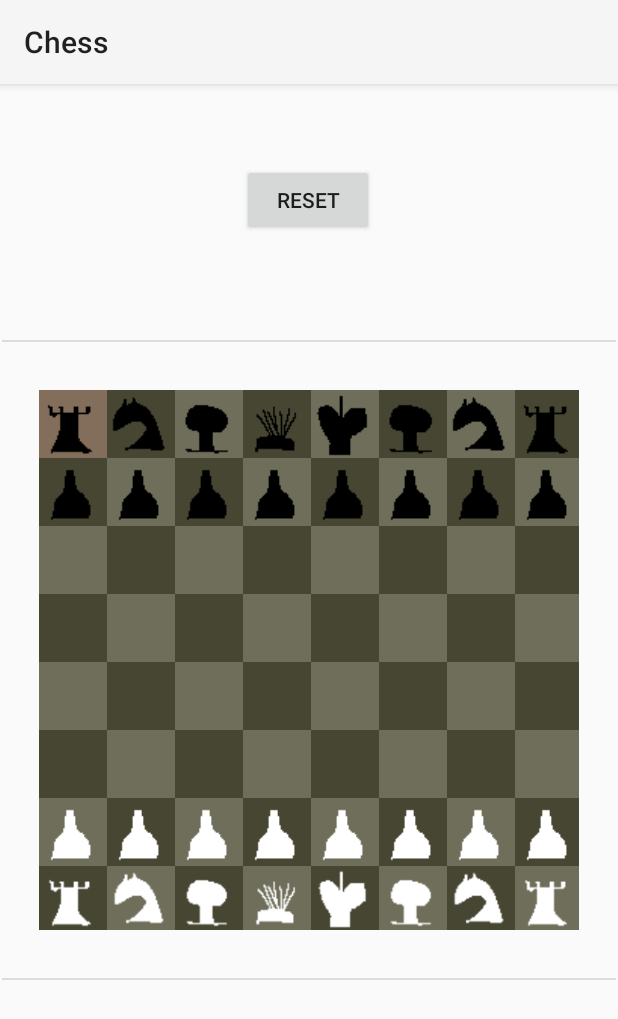
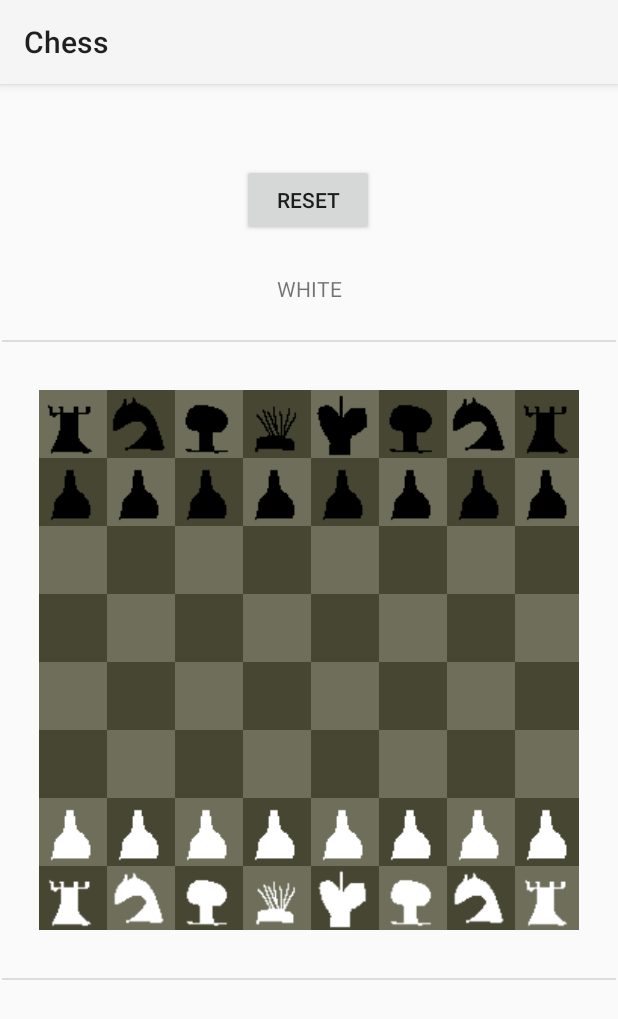
Before and after one commit to sejapoe/Chess, an Android app: the screen it shows after launch (MainActivity), after a tap on "none", on a phone screen of 412 x 824 dp. Shown: the top 1019 px of the screen. Run offline under Robolectric (Android 15) with nearby library versions, the phone set to English and light mode, and no system bars.

Commit message:
add game and turn system

```diff
--- a/app/src/main/java/com/sejapoe/chess/MainActivity.kt
+++ b/app/src/main/java/com/sejapoe/chess/MainActivity.kt
@@ -3,7 +3,7 @@ package com.sejapoe.chess
 import android.os.Bundle
 import android.widget.Button
 import androidx.appcompat.app.AppCompatActivity
-import com.sejapoe.chess.game.board.Board
+import com.sejapoe.chess.game.Game
 import com.sejapoe.chess.game.theme.Theme
 
 class MainActivity : AppCompatActivity() {
@@ -11,11 +11,11 @@ class MainActivity : AppCompatActivity() {
         super.onCreate(savedInstanceState)
         setContentView(R.layout.activity_main)
 
-        val board = Board(this, Theme.DEFAULT)
+        val game = Game(this, Theme.DEFAULT)
 
         findViewById<Button>(R.id.resetButton).setOnClickListener {
-            board.resetSetup()
+            game.restart()
         }
-        board.resetSetup()
+        game.restart()
     }
 }
--- /dev/null
+++ b/app/src/main/java/com/sejapoe/chess/game/Game.kt
@@ -0,0 +1,36 @@
+package com.sejapoe.chess.game
+
+import android.app.Activity
+import android.widget.TextView
+import com.sejapoe.chess.R
+import com.sejapoe.chess.game.board.Board
+import com.sejapoe.chess.game.piece.core.PieceColor
+import com.sejapoe.chess.game.theme.Theme
+
+class Game(activity: Activity, theme: Theme) {
+    val board = Board(activity, theme)
+    private val turnText: TextView = activity.findViewById<TextView>(R.id.turnText)
+    private var turn = PieceColor.WHITE
+        set(value) {
+            turnText.text = value.name
+            field = value
+        }
+
+    // Add interaction logic
+    init {
+        for (cell in board.cells.flatten()) {
+            cell.setOnClickListener {
+                if (board.tryMoveSelectedTo(it)) {
+                    turn = !turn
+                } else if (it.piece != null) {
+                    if (it.piece!!.color == turn) board.selectedCell = it
+                }
+            }
+        }
+    }
+
+    fun restart() {
+        turn = PieceColor.WHITE
+        board.resetSetup()
+    }
+}
--- a/app/src/main/java/com/sejapoe/chess/game/board/Board.kt
+++ b/app/src/main/java/com/sejapoe/chess/game/board/Board.kt
@@ -17,7 +17,7 @@ class Board(activity: Activity, val theme: Theme) {
             Cell(activity.findViewById(id), theme, textId)
         }
     }
-    private var selectedCell: Cell? = null
+    var selectedCell: Cell? = null
         set(value) {
             forEach {
                 it.state = CellState.NONE
@@ -29,16 +29,6 @@ class Board(activity: Activity, val theme: Theme) {
             field = value
         }
 
-    // Add interaction logic
-    init {
-        for (cell in cells.flatten()) {
-            cell.setOnClickListener {
-                if (!tryMoveSelectedTo(it) && it.piece != null) {
-                    selectedCell = it
-                }
-            }
-        }
-    }
 
     // Set all cells to initial state
     fun resetSetup() {
@@ -50,7 +40,7 @@ class Board(activity: Activity, val theme: Theme) {
         }
     }
 
-    private fun tryMoveSelectedTo(destinationCell: Cell): Boolean {
+    fun tryMoveSelectedTo(destinationCell: Cell): Boolean {
         val fixedSelectedCell = selectedCell ?: return false
 
         when (destinationCell.state) {
--- a/app/src/main/java/com/sejapoe/chess/game/piece/core/PieceColor.kt
+++ b/app/src/main/java/com/sejapoe/chess/game/piece/core/PieceColor.kt
@@ -6,4 +6,6 @@ enum class PieceColor(private val color: Int) {
     BLACK(Color.BLACK), WHITE(Color.WHITE);
 
     fun toInt() = color
+    operator fun not(): PieceColor =
+        if (this == BLACK) WHITE else BLACK
 }
--- a/app/src/main/res/layout/activity_main.xml
+++ b/app/src/main/res/layout/activity_main.xml
@@ -548,5 +548,12 @@
             app:layout_constraintTop_toTopOf="parent" app:layout_constraintStart_toStartOf="parent"
             app:layout_constraintEnd_toEndOf="parent" app:layout_constraintHorizontal_bias="0.498"
             app:layout_constraintVertical_bias="0.434"/>
+    <TextView
+            android:text="TextView"
+            android:layout_width="wrap_content"
+            android:layout_height="wrap_content" android:id="@+id/turnText"
+            app:layout_constraintTop_toBottomOf="@+id/resetButton"
+            app:layout_constraintBottom_toTopOf="@+id/divider2" app:layout_constraintStart_toStartOf="parent"
+            app:layout_constraintEnd_toEndOf="parent"/>
 
 </androidx.constraintlayout.widget.ConstraintLayout>
```
